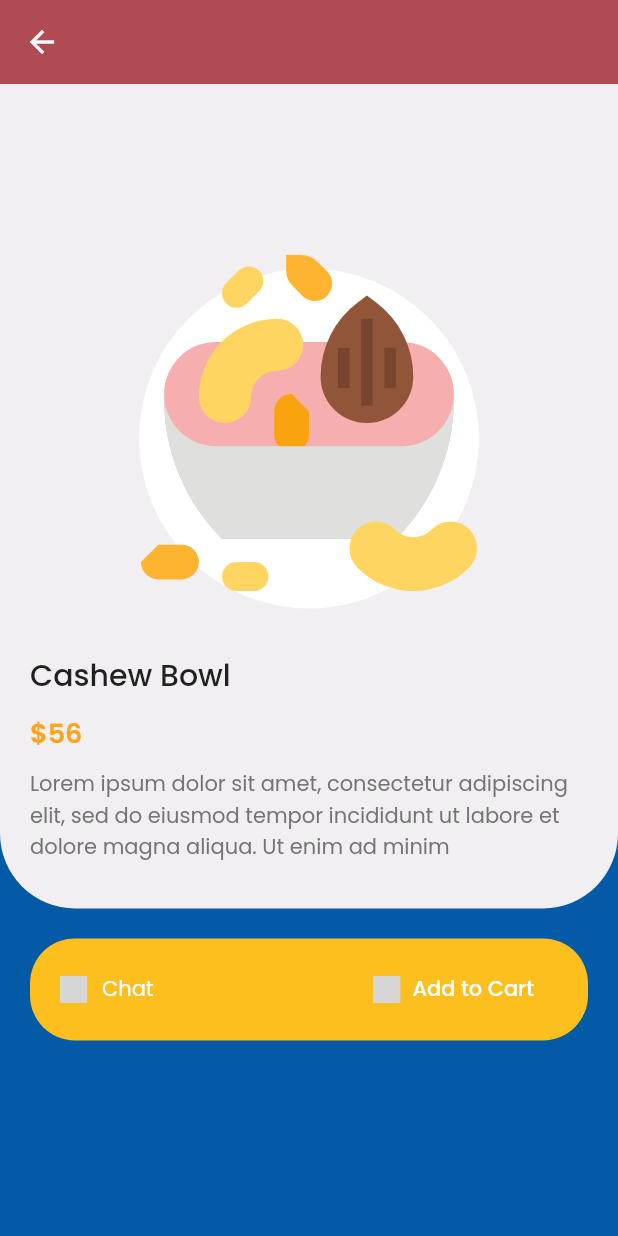
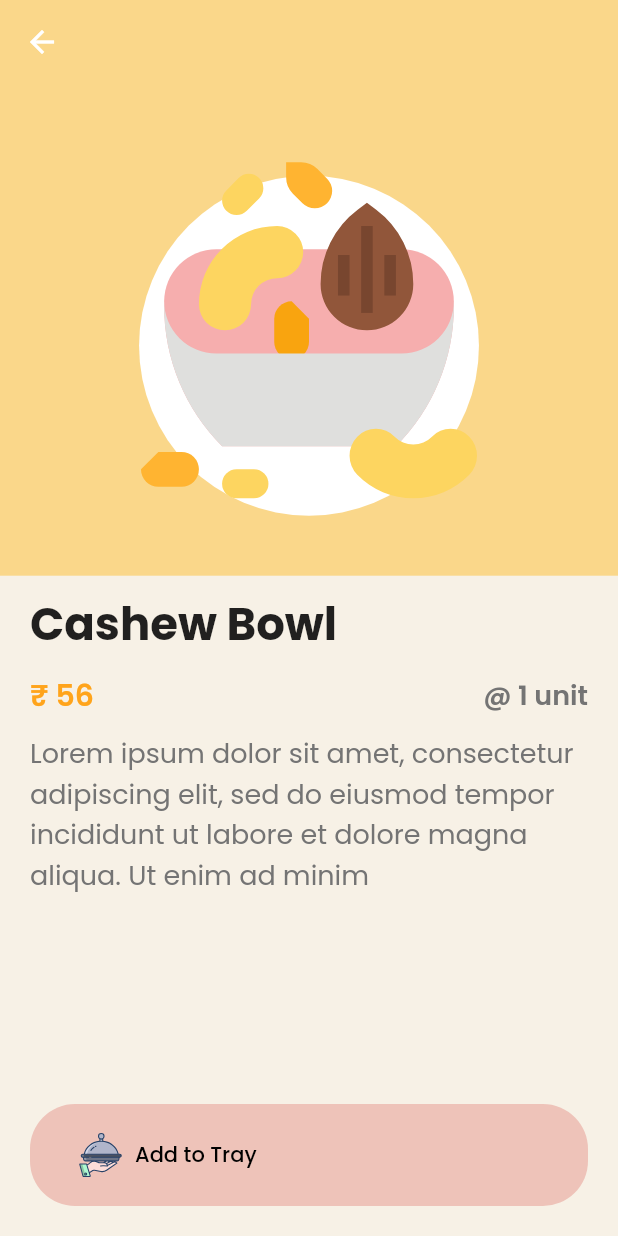
Before and after one commit to saiankit/officeCafeteria, a Flutter app: the DetailsScreen screen opened directly with sample values from the repository, on a phone screen of 412 x 824 dp. Run offline on Flutter 3.47's test engine with Material 2 defaults, Android fonts, the phone set to English and light mode, and no system bars; our stand-ins replace flutter_svg, google_fonts, image_picker; project files that could hold a hidden picture were left out; grey boxes are pictures that could not be loaded.

Commit message:
modify detail screen

```diff
--- a/lib/main.dart
+++ b/lib/main.dart
@@ -38,7 +38,7 @@ class _MyAppState extends State<MyApp> {
           visualDensity: VisualDensity.adaptivePlatformDensity,
         ),
         debugShowCheckedModeBanner: false,
-        home: HomeScreen(),
+        home: RegisterUser(),
       ),
     );
   }
--- a/lib/screens/detailScreen.dart
+++ b/lib/screens/detailScreen.dart
@@ -26,7 +26,7 @@ class DetailsScreen extends StatelessWidget {
   @override
   Widget build(BuildContext context) {
     return Scaffold(
-      backgroundColor: kPrimaryColor,
+      backgroundColor: AppColors.homeScreenColor,
       appBar: buildAppBar(context),
       body: Body(
         product: product,
@@ -36,7 +36,7 @@ class DetailsScreen extends StatelessWidget {
 
   AppBar buildAppBar(BuildContext context) {
     return AppBar(
-      backgroundColor: AppColors.secondaryColor,
+      backgroundColor: AppColors.bgColor,
       elevation: 0,
     );
   }
@@ -48,12 +48,9 @@ class Body extends StatelessWidget {
   const Body({Key key, this.product}) : super(key: key);
   @override
   Widget build(BuildContext context) {
-    // it provide us total height and width
     Size size = MediaQuery.of(context).size;
-    // it enable scrolling on small devices
     return SafeArea(
       bottom: false,
-      child: SingleChildScrollView(
       child: Column(
         crossAxisAlignment: CrossAxisAlignment.start,
         children: <Widget>[
@@ -61,11 +58,7 @@ class Body extends StatelessWidget {
             width: double.infinity,
             padding: EdgeInsets.symmetric(horizontal: kDefaultPadding),
             decoration: BoxDecoration(
-                color: kBackgroundColor,
-                borderRadius: BorderRadius.only(
-                  bottomLeft: Radius.circular(50),
-                  bottomRight: Radius.circular(50),
-                ),
+              color: AppColors.bgColor,
             ),
             child: Column(
               crossAxisAlignment: CrossAxisAlignment.start,
@@ -79,37 +72,65 @@ class Body extends StatelessWidget {
                     ),
                   ),
                 ),
+                SizedBox(height: kDefaultPadding),
+              ],
+            ),
+          ),
           Padding(
             padding: const EdgeInsets.symmetric(
-                        vertical: kDefaultPadding / 2),
+              vertical: 10.0,
+              horizontal: 20.0,
+            ),
             child: Text(
               product.title,
-                      style: Theme.of(context).textTheme.headline6,
+              style: TextStyle(
+                fontSize: 30.0,
+                fontWeight: FontWeight.bold,
               ),
             ),
+          ),
+          Padding(
+            padding: const EdgeInsets.symmetric(
+              horizontal: 20.0,
+            ),
+            child: Row(
+              mainAxisAlignment: MainAxisAlignment.spaceBetween,
+              children: [
                 Text(
-                    '\$${product.price}',
+                  '\₹ ${product.price}',
                   style: TextStyle(
-                      fontSize: 18,
+                    fontSize: 20,
                     fontWeight: FontWeight.w600,
                     color: kSecondaryColor,
                   ),
                 ),
-                  Padding(
-                    padding:
-                        EdgeInsets.symmetric(vertical: kDefaultPadding / 2),
-                    child: Text(
-                      product.description,
-                      style: TextStyle(color: kTextLightColor),
+                Text(
+                  '@ 1 unit',
+                  style: TextStyle(
+                    fontSize: 18,
+                    fontWeight: FontWeight.w600,
+                    color: kTextLightColor,
                   ),
                 ),
-                  SizedBox(height: kDefaultPadding),
               ],
             ),
           ),
+          Padding(
+            padding: EdgeInsets.symmetric(
+              vertical: 10.0,
+              horizontal: 20.0,
+            ),
+            child: Text(
+              product.description,
+              style: TextStyle(
+                color: kTextLightColor,
+                fontSize: 18.0,
+              ),
+            ),
+          ),
+          Spacer(),
           ChatAndAddToCart(),
         ],
-        ),
       ),
     );
   }
@@ -129,8 +150,7 @@ class ProductPoster extends StatelessWidget {
   Widget build(BuildContext context) {
     return Container(
       margin: EdgeInsets.symmetric(vertical: kDefaultPadding),
-      // the height of this container is 80% of our width
-      height: size.width * 0.8,
+      height: size.width * 0.65,
       child: Stack(
         alignment: Alignment.bottomCenter,
         children: <Widget>[
@@ -168,31 +188,20 @@ class ChatAndAddToCart extends StatelessWidget {
         vertical: kDefaultPadding / 2,
       ),
       decoration: BoxDecoration(
-        color: Color(0xFFFCBF1E),
+        color: AppColors.skinColor,
         borderRadius: BorderRadius.circular(30),
       ),
       child: Row(
         children: <Widget>[
-          SvgPicture.asset(
-            "assets/icons/chat.svg",
-            height: 18,
-          ),
-          SizedBox(width: kDefaultPadding / 2),
-          Text(
-            "Chat",
-            style: TextStyle(color: Colors.white),
-          ),
-          // it will cover all available spaces
-          Spacer(),
           FlatButton.icon(
             onPressed: () {},
             icon: SvgPicture.asset(
-              "assets/icons/shopping-bag.svg",
-              height: 18,
+              "assets/food_tray.svg",
+              height: 30.0,
             ),
             label: Text(
-              "Add to Cart",
-              style: TextStyle(color: Colors.white),
+              "Add to Tray",
+              style: TextStyle(color: Colors.black),
             ),
           ),
         ],
--- a/lib/screens/homeScreen.dart
+++ b/lib/screens/homeScreen.dart
@@ -228,7 +228,7 @@ class _ProductsListState extends State<ProductsList> {
     return Expanded(
       child: ListView.builder(
         itemCount: widget.list.length,
-        itemBuilder: (context, index) => ProductCsard(
+        itemBuilder: (context, index) => ProductCard(
           itemIndex: index,
           product: widget.list[index],
           press: () {
--- a/lib/utilities/colors.dart
+++ b/lib/utilities/colors.dart
@@ -7,4 +7,5 @@ class AppColors {
   static Color orangeColor = Color(0xffff8e71);
   static Color homeScreenColor = Color(0xfff7f1e6);
   static Color previewDetailsColor = Color(0xfffceef5);
+  static Color bgColor = Color(0xfffad78a);
 }
```
Also changed, not shown: assets/food_tray.svg (added), assets/shopping-bag.svg (added). Lines whose indentation alone changed are shown as unchanged.
